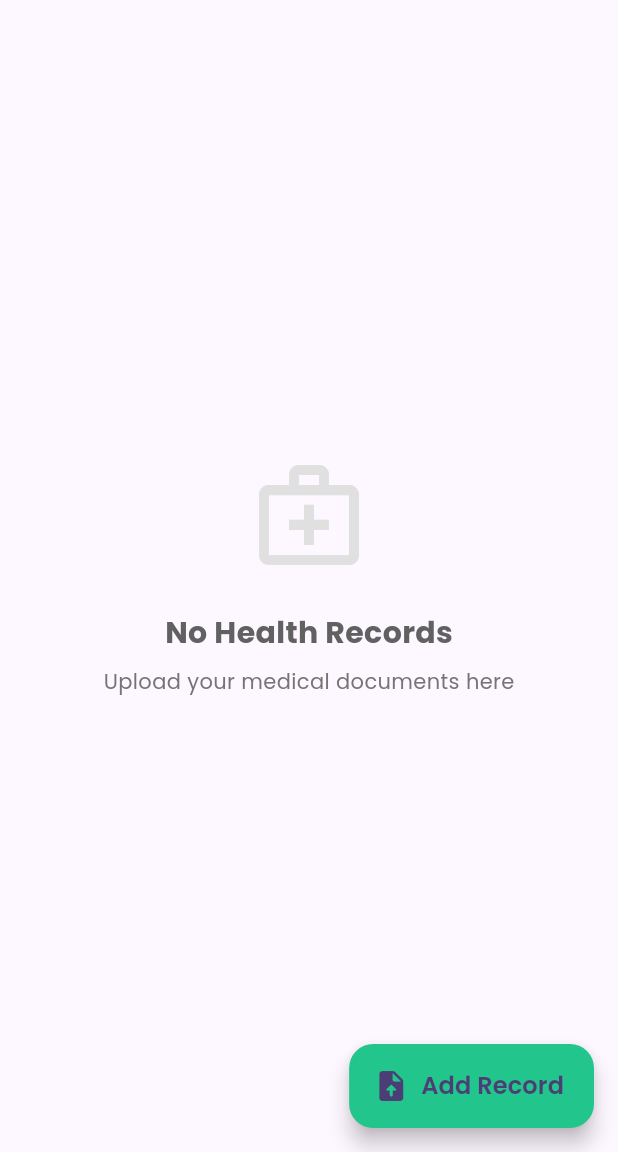
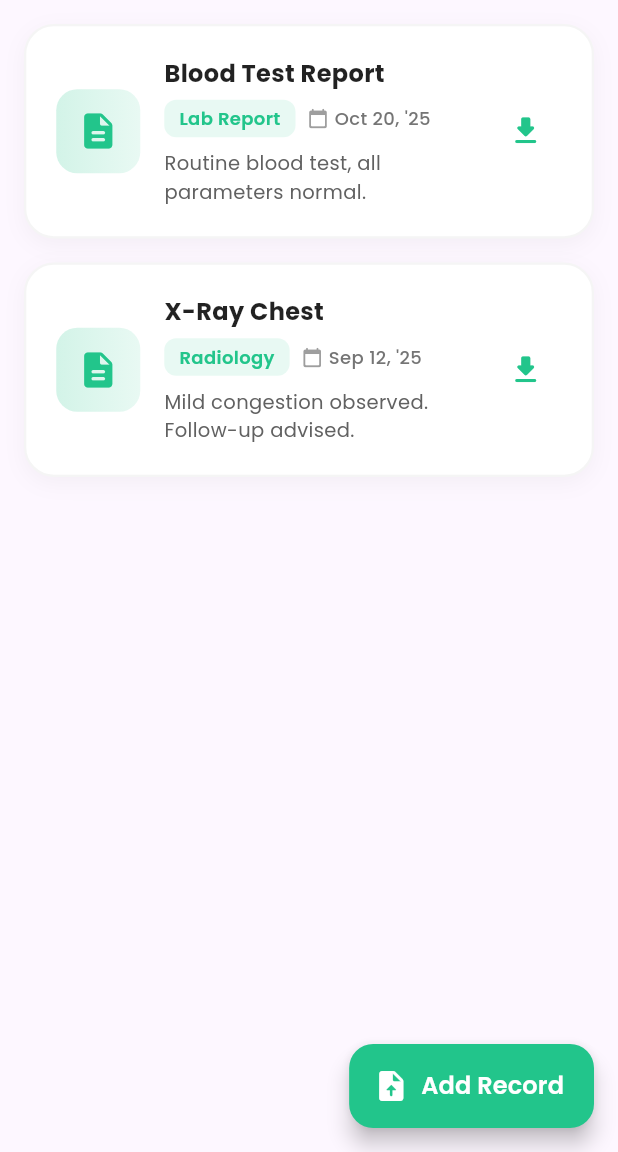
Before and after one commit to saeedkg/arogyam, a Flutter app: the HealthRecordsScreen screen opened directly, on a phone screen of 412 x 824 dp, the part 84-1236 px from its top. Run offline on Flutter 3.47's test engine with Material 3 defaults, Android fonts, the phone set to English and light mode, and no system bars; our stand-ins replace carousel_slider, connectivity_plus, dio, file_picker, flutter_svg, get and 4 more; missing offline and left inert: dyte_uikit, encrypt; accounts and stored records are empty.

Commit message:
ui changed

```diff
--- a/lib/_shared/routing/app_routes.dart
+++ b/lib/_shared/routing/app_routes.dart
@@ -1,5 +1,6 @@
 import 'package:get/get.dart';
 import '../../auth/request_otp_screen.dart';
+import '../../health_records/ui/health_records_screen.dart';
 import '../../landing/ui/landing_screen.dart';
 import '../../onboarding/onboarding_screen.dart';
 import '../../find_doctor/search_doctors_screen.dart';
@@ -10,7 +11,6 @@ import '../../find_doctor/ui/doctor_detail_screen.dart';
 import '../../find_doctor/ui/consultation_confirmed_screen.dart';
 import '../../family_members/ui/family_members_screen.dart';
 import '../../instant_consultation/ui/instant_consult_screen.dart';
-import '../../health_records/ui/health_records_list_screen.dart';
 
 class AppRoutes {
   // Route names
@@ -80,7 +80,7 @@ class AppRoutes {
     ),
     GetPage(
       name: healthRecords,
-      page: () => const HealthRecordsListScreen(),
+      page: () => const HealthRecordsScreen(),
     ),
   ];
 }
--- a/lib/health_records/service/health_records_service.dart
+++ b/lib/health_records/service/health_records_service.dart
@@ -17,34 +17,40 @@ class HealthRecordsService {
   HealthRecordsService() : _networkAdapter = AROGYAMAPI();
 
   Future<List<HealthRecord>> fetchHealthRecords() async {
-    final url = HealthRecordsUrls.getHealthRecordsUrl();
-    final apiRequest = APIRequest(url);
-    try {
-      final apiResponse = await _networkAdapter.get(apiRequest);
-      if (apiResponse.data is Map<String, dynamic>) {
-        final map = apiResponse.data as Map<String, dynamic>;
-        final list = (map['data'] as List<dynamic>? ?? const []);
-        return list.map((e) => _mapToHealthRecord(e as Map<String, dynamic>)).toList();
-      }
-      throw Exception('Invalid response');
-    } on NetworkFailureException {
-      throw NetworkFailureException();
-    } on APIException catch (exception) {
-      if (exception is HTTPException) {
-        if (exception.responseData != null &&
-            exception.responseData is Map<String, dynamic> &&
-            (exception.responseData as Map<String, dynamic>)["message"] != null) {
-          final responseMap = exception.responseData as Map<String, dynamic>;
-          final message = responseMap["message"] as String;
-          final errorCode = responseMap["errorCode"] ?? exception.httpCode;
-          throw ServerSentException(message, errorCode);
-        }
-        throw ServerSentException('Failed to load health records', exception.httpCode);
-      } else {
-        rethrow;
-      }
-    }
+    // Simulate network delay
+    await Future.delayed(const Duration(seconds: 1));
+    return dummyHealthRecords;
   }
+
+  // Future<List<HealthRecord>> fetchHealthRecords() async {
+  //   final url = HealthRecordsUrls.getHealthRecordsUrl();
+  //   final apiRequest = APIRequest(url);
+  //   try {
+  //     final apiResponse = await _networkAdapter.get(apiRequest);
+  //     if (apiResponse.data is Map<String, dynamic>) {
+  //       final map = apiResponse.data as Map<String, dynamic>;
+  //       final list = (map['data'] as List<dynamic>? ?? const []);
+  //       return list.map((e) => _mapToHealthRecord(e as Map<String, dynamic>)).toList();
+  //     }
+  //     throw Exception('Invalid response');
+  //   } on NetworkFailureException {
+  //     throw NetworkFailureException();
+  //   } on APIException catch (exception) {
+  //     if (exception is HTTPException) {
+  //       if (exception.responseData != null &&
+  //           exception.responseData is Map<String, dynamic> &&
+  //           (exception.responseData as Map<String, dynamic>)["message"] != null) {
+  //         final responseMap = exception.responseData as Map<String, dynamic>;
+  //         final message = responseMap["message"] as String;
+  //         final errorCode = responseMap["errorCode"] ?? exception.httpCode;
+  //         throw ServerSentException(message, errorCode);
+  //       }
+  //       throw ServerSentException('Failed to load health records', exception.httpCode);
+  //     } else {
+  //       rethrow;
+  //     }
+  //   }
+  // }
 
   Future<void> uploadHealthRecord({
     required File file,
@@ -105,4 +111,23 @@ class HealthRecordsService {
       fileUrl: json['file'] as String?,
     );
   }
+
+  final dummyHealthRecords = [
+    HealthRecord(
+      id: '1',
+      title: 'Blood Test Report',
+      category: 'Lab Report',
+      notes: 'Routine blood test, all parameters normal.',
+      date: DateTime(2025, 10, 20),
+      fileUrl: 'https://example.com/files/blood_test_report.pdf',
+    ),
+    HealthRecord(
+      id: '2',
+      title: 'X-Ray Chest',
+      category: 'Radiology',
+      notes: 'Mild congestion observed. Follow-up advised.',
+      date: DateTime(2025, 9, 12),
+      fileUrl: 'https://example.com/files/xray_chest.png',
+    ),
+  ];
 }
--- a/lib/health_records/ui/health_records_screen.dart
+++ b/lib/health_records/ui/health_records_screen.dart
@@ -54,11 +54,12 @@ class HealthRecordsScreen extends StatelessWidget {
       floatingActionButton: FloatingActionButton.extended(
         onPressed: () => _showUploadDialog(context),
         backgroundColor: AppColors.primaryGreen,
-        icon: const Icon(Icons.upload_file_rounded),
+        icon: const Icon(Icons.upload_file_rounded,color: Colors.white,),
         label: const Text(
           'Add Record',
           style: TextStyle(
             fontWeight: FontWeight.w600,
+            color: Colors.white,
             fontSize: 16,
           ),
         ),
@@ -238,13 +239,8 @@ class _HealthRecordCard extends StatelessWidget {
     );
   }
 
-  String _formatDate(DateTime date) {
-    final months = [
-      'Jan', 'Feb', 'Mar', 'Apr', 'May', 'Jun',
-      'Jul', 'Aug', 'Sep', 'Oct', 'Nov', 'Dec'
-    ];
-    return '${months[date.month - 1]} ${date.day}, ${date.year}';
-  }
+  String _formatDate(DateTime d) => '${["Jan","Feb","Mar","Apr","May","Jun","Jul","Aug","Sep","Oct","Nov","Dec"][d.month-1]} ${d.day}, \'${d.year%100}';
+
 }
 
 class _UploadRecordDialog extends StatefulWidget {
```
